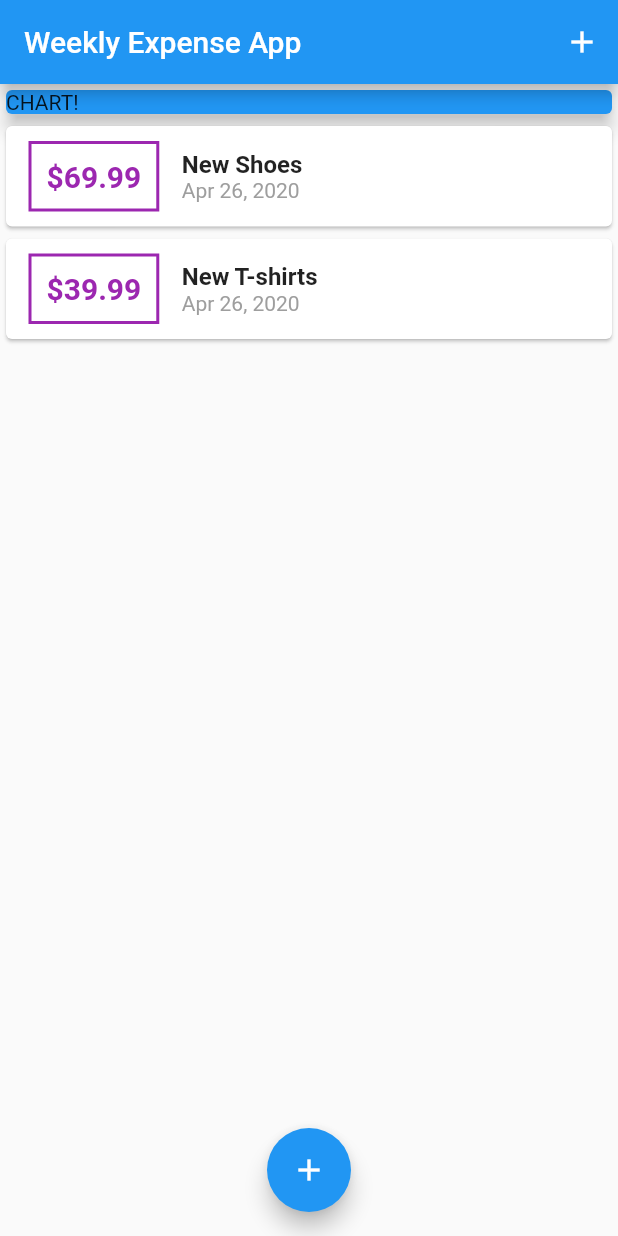
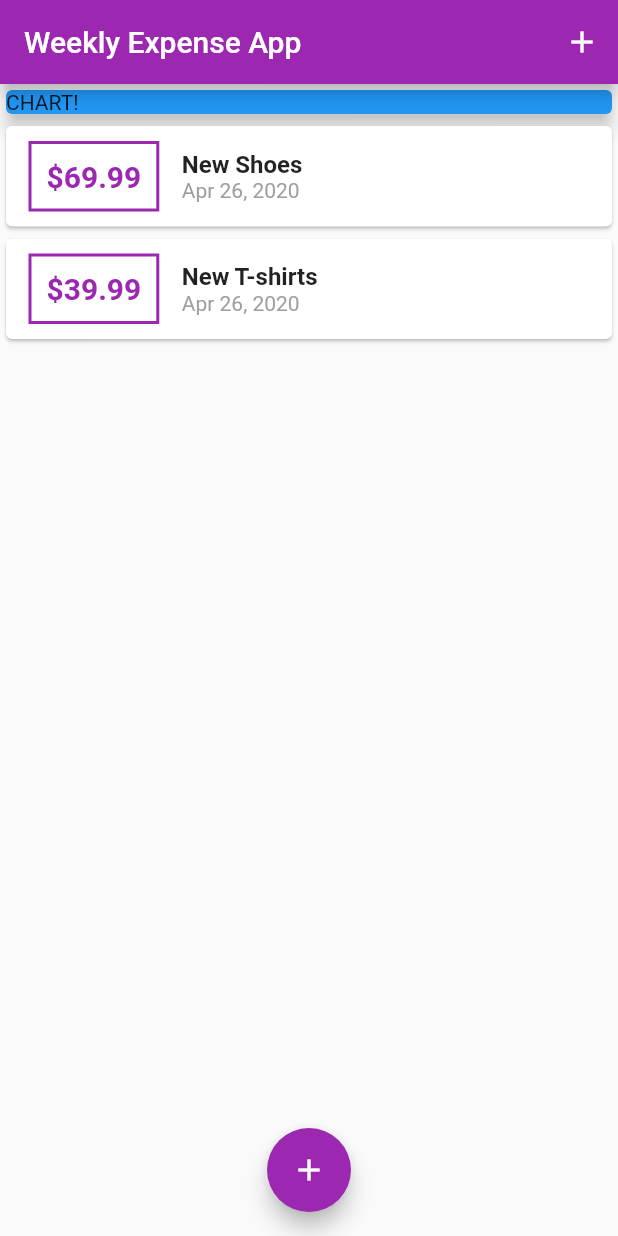
Before and after one commit to ravipandya412/expense_app, a Flutter app: the screen it shows after launch, on a phone screen of 412 x 824 dp. Run offline on Flutter 3.47's test engine with Material 2 defaults, Android fonts, the phone set to English and light mode, and no system bars.

Commit message:
Apply theme colors to components.

```diff
--- a/lib/main.dart
+++ b/lib/main.dart
@@ -10,6 +10,7 @@ class MyApp extends StatelessWidget {
   Widget build(BuildContext context) {
     return MaterialApp(
       title: 'Weekly Expense App',
+      theme: ThemeData(primarySwatch: Colors.purple),
       home: MyHomePage(),
     );
   }
@@ -37,13 +38,13 @@ class _MyHomePageState extends State<MyHomePage> {
   ];
 
   void _addNewTransaction(String txTitle, double txAmount) {
-  //After fetching value frm text fields, add those values in to object
+    //After fetching value frm text fields, add those values in to object
     final newTransaction = Transaction(
         id: DateTime.now().toString(),
         title: txTitle,
         amount: txAmount,
         date: DateTime.now());
-   //Adding transaction object in to list
+    //Adding transaction object in to list
     setState(() {
       _userTransaction.add(newTransaction);
     });
--- a/lib/widgets/new_transaction.dart
+++ b/lib/widgets/new_transaction.dart
@@ -11,7 +11,6 @@ class NewTransaction extends StatefulWidget {
 
 class _NewTransactionState extends State<NewTransaction> {
   final titleController = TextEditingController();
-
   final amountController = TextEditingController();
 
   void submitData() {
--- a/lib/widgets/transaction_list.dart
+++ b/lib/widgets/transaction_list.dart
@@ -20,14 +20,14 @@ class TransactionList extends StatelessWidget {
               Container(
                 margin: EdgeInsets.symmetric(vertical: 10, horizontal: 15),
                 decoration: BoxDecoration(
-                    border: Border.all(color: Colors.purple, width: 2)),
+                    border: Border.all(color:Theme.of(context).primaryColor, width: 2)),
                 padding: EdgeInsets.all(10),
                 child: Text(
                   '\$${transactions[index].amount.toStringAsFixed(2)}',
                   style: TextStyle(
                       fontWeight: FontWeight.bold,
                       fontSize: 20,
-                      color: Colors.purple),
+                      color: Theme.of(context).primaryColor),
                 ),
               ),
               Column(
```
